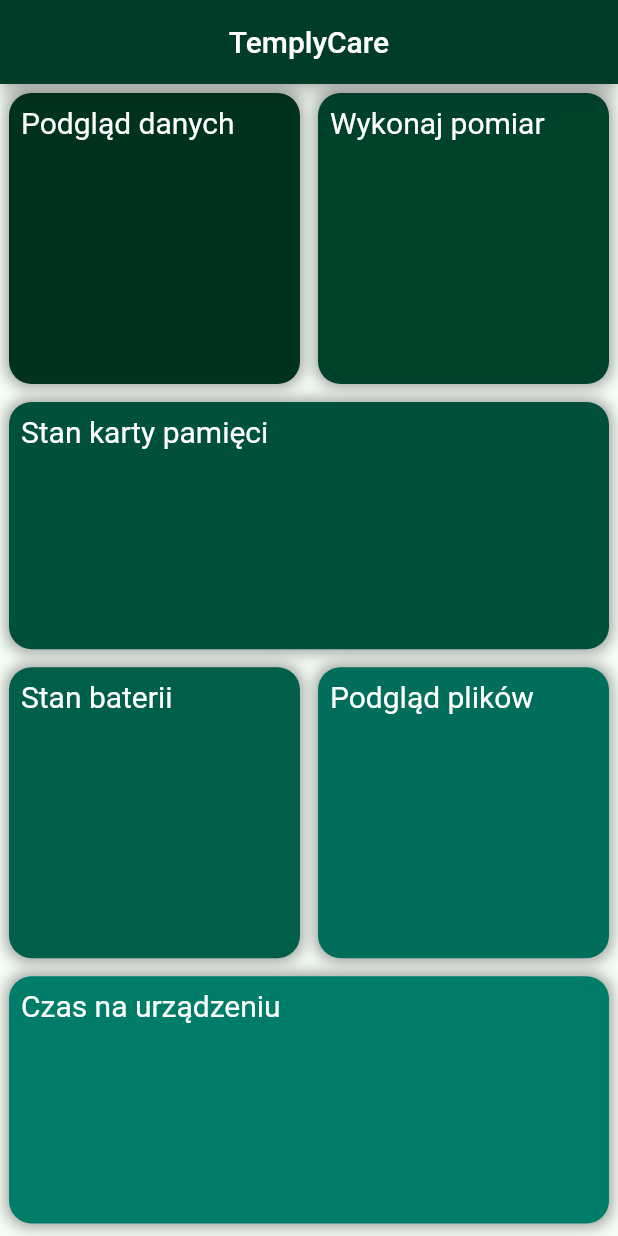
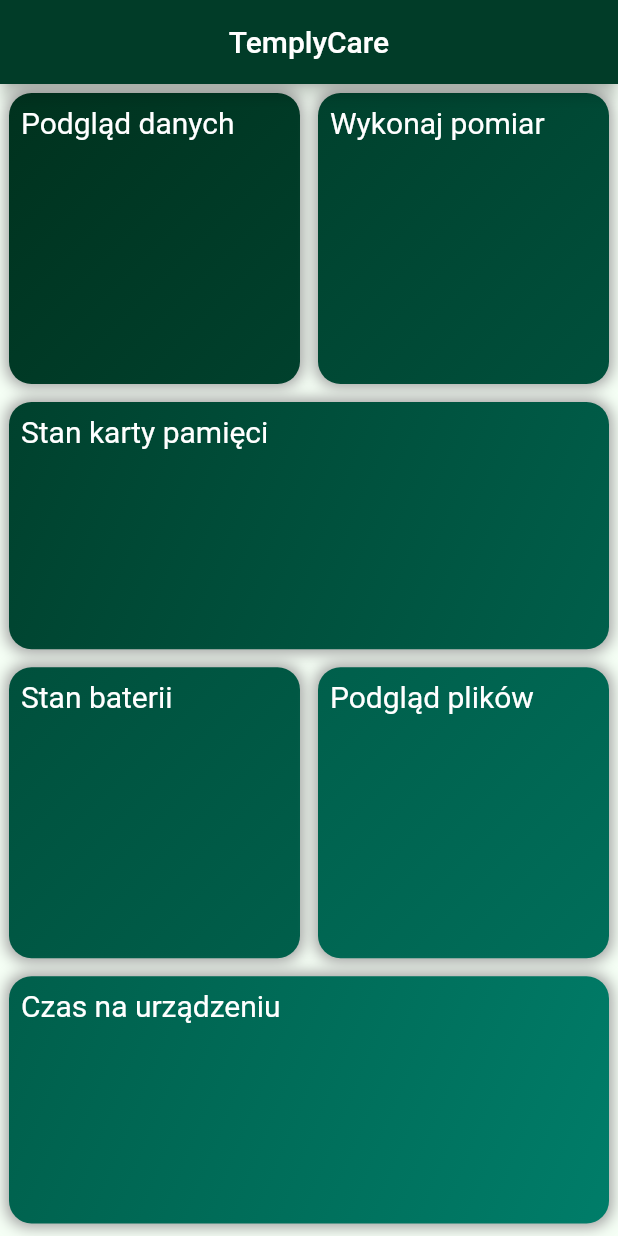
Before and after one commit to Aleksandra0602/TemplyCare, a Flutter app: the ScreenMain screen opened directly with empty values, on a phone screen of 412 x 824 dp. Run offline on Flutter 3.47's test engine with Material 2 defaults, Android fonts, the phone set to English and light mode, and no system bars; our stand-ins replace animated_splash_screen, fl_chart, flutter_blue_plus, get, image_picker, simple_gradient_text and 1 more; missing offline and left inert: slide_digital_clock; generated files the repository leaves out were written again.

Commit message:
edit mainscreen

```diff
--- a/lib/screens/main_screens/screen_main.dart
+++ b/lib/screens/main_screens/screen_main.dart
@@ -37,6 +37,7 @@
                 CategoryButtonSquare(
                   title: AppLocalizations.of(context)!.buttonText1,
                   color: MyColor.primary1,
+                  color2: MyColor.primary2,
                   screens: ScreensEnum.realTemperatureScreen,
                   services: widget.services,
                   width: widthSquare,
@@ -45,6 +46,7 @@
                 CategoryButtonSquare(
                   title: AppLocalizations.of(context)!.buttonText2,
                   color: MyColor.primary2,
+                  color2: MyColor.primary3,
                   screens: ScreensEnum.measurementScreen,
                   services: widget.services,
                   width: widthSquare,
@@ -54,7 +56,8 @@
             ),
             CategoryButtonSquare(
               title: AppLocalizations.of(context)!.buttonText4,
-              color: MyColor.primary3,
+              color: MyColor.primary2,
+              color2: MyColor.primary4,
               screens: ScreensEnum.memoryCardScreen,
               services: widget.services,
               width: widthRectangle,
@@ -65,7 +68,8 @@
               children: [
                 CategoryButtonSquare(
                   title: AppLocalizations.of(context)!.buttonText3,
-                  color: MyColor.primary4,
+                  color: MyColor.primary3,
+                  color2: MyColor.primary4,
                   screens: ScreensEnum.batteryScreen,
                   services: widget.services,
                   width: widthSquare,
@@ -73,7 +77,8 @@
                 ),
                 CategoryButtonSquare(
                   title: AppLocalizations.of(context)!.buttonText5,
-                  color: MyColor.primary5,
+                  color: MyColor.primary4,
+                  color2: MyColor.primary5,
                   screens: ScreensEnum.displayFilesScreen,
                   services: widget.services,
                   width: widthSquare,
@@ -83,7 +88,8 @@
             ),
             CategoryButtonSquare(
               title: AppLocalizations.of(context)!.buttonText6,
-              color: MyColor.primary6,
+              color: MyColor.primary4,
+              color2: MyColor.primary6,
               screens: ScreensEnum.timeDeviceScreen,
               services: widget.services,
               width: widthRectangle,
--- a/lib/widgets/category_buttons/category_button_square.dart
+++ b/lib/widgets/category_buttons/category_button_square.dart
@@ -10,6 +10,7 @@
 class CategoryButtonSquare extends StatelessWidget {
   final String title;
   final Color color;
+  final Color color2;
   final List<BluetoothService>? services;
   final ScreensEnum screens;
   final double width;
@@ -18,6 +19,7 @@
   const CategoryButtonSquare({
     required this.title,
     required this.color,
+    required this.color2,
     required this.services,
     required this.screens,
     required this.width,
@@ -37,6 +39,14 @@
         padding: const EdgeInsets.all(8),
         margin: const EdgeInsets.all(6),
         decoration: BoxDecoration(
+          gradient: LinearGradient(
+            begin: Alignment.topLeft,
+            end: Alignment.bottomRight,
+            colors: [
+              color,
+              color2,
+            ],
+          ),
           color: color,
           borderRadius: BorderRadius.circular(15),
           boxShadow: Get.isDarkMode
```
